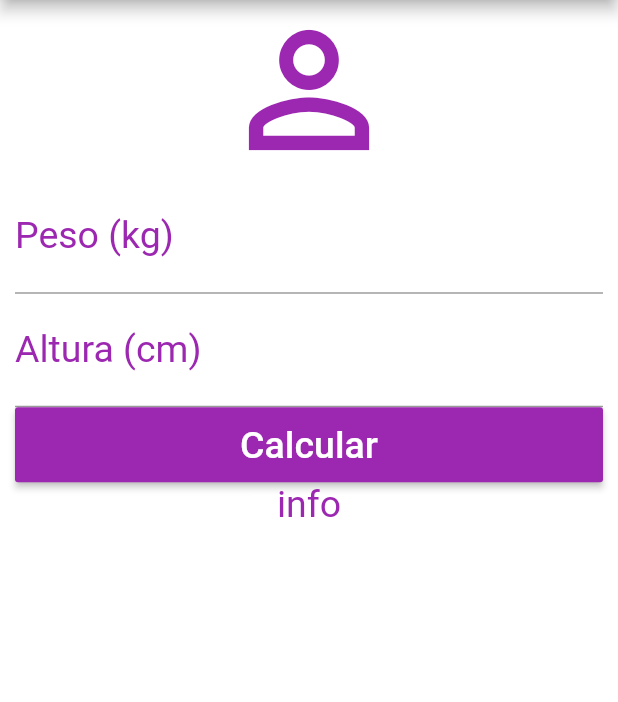
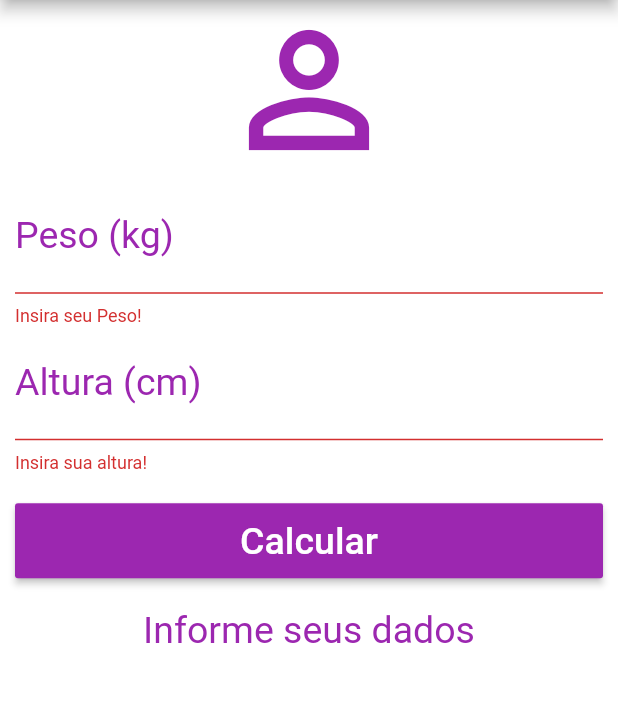
Before and after one commit to abnerfilipe/caculadora-imc-flutter, a Flutter app: the screen it shows after launch, after a tap on "Calcular", on a phone screen of 412 x 824 dp, the part 84-786 px from its top. Run offline on Flutter 3.47's test engine with Material 2 defaults, Android fonts, the phone set to English and light mode, and no system bars.

Commit message:
Adicionar a avalidacao, calculo do imc com classificacao e correcao de bugs

```diff
--- a/lib/main.dart
+++ b/lib/main.dart
@@ -12,6 +12,41 @@ class Home extends StatefulWidget {
 }
 
 class _HomeState extends State<Home> {
+  TextEditingController weightController = TextEditingController();
+  TextEditingController heightController = TextEditingController();
+  String _infoText = "Informe seus dados";
+  GlobalKey<FormState> _formKey = GlobalKey();
+
+  void _resetFields() {
+    // setState(() {
+      weightController.text = "";
+      heightController.text = "";
+      _infoText = "Informe seus dados";
+      _formKey = GlobalKey<FormState>();
+    // });
+  }
+
+  void _calcularIMC() {
+    // setState(() {
+      double weight = double.parse(weightController.text);
+      double height = double.parse(heightController.text) / 100;
+      double imc = weight / (height * height);
+      if(imc < 18.6){
+        _infoText = "Abaixo do Peso (${imc.toStringAsPrecision(4)})";
+      }else if(imc >= 18.6 && imc < 24.9){
+        _infoText = "Peso Ideal (${imc.toStringAsPrecision(4)})";
+      }else if(imc >= 24.9 && imc < 29.9){
+        _infoText = "Levemete acima do Peso (${imc.toStringAsPrecision(4)})";
+      }else if(imc >= 29.9 && imc < 34.9){
+        _infoText = "Obesidade Grau I (${imc.toStringAsPrecision(4)})";
+      }else if(imc >= 34.9 && imc < 39.9){
+        _infoText = "Obesidade Grau II (${imc.toStringAsPrecision(4)})";
+      }else if(imc >= 40){
+        _infoText = "Obesidade Grau III (${imc.toStringAsPrecision(4)})";
+      }
+    // });
+  }
+
   @override
   Widget build(BuildContext context) {
     return Scaffold(
@@ -22,13 +57,19 @@ class _HomeState extends State<Home> {
         actions: [
           IconButton(
             icon: Icon(Icons.refresh),
-            onPressed: () {},
+            onPressed: () {
+              setState((){
+                _resetFields();
+              });
+            },
           ),
         ],
       ),
       backgroundColor: Colors.white,
       body: SingleChildScrollView(
         padding: EdgeInsets.fromLTRB(10.0, 0.0, 10.0, 0.0),
+        child: Form(
+          key: _formKey,
           child: Column(
             crossAxisAlignment: CrossAxisAlignment.stretch,
             children: [
@@ -37,7 +78,7 @@ class _HomeState extends State<Home> {
                 size: 120,
                 color: Colors.purple,
               ),
-            TextField(
+              TextFormField(
                 keyboardType: TextInputType.number,
                 decoration: InputDecoration(
                     labelText: "Peso (kg)",
@@ -49,8 +90,14 @@ class _HomeState extends State<Home> {
                   color: Colors.purple,
                   fontSize: 25.0,
                 ),
+                controller: weightController,
+                validator: (value){
+                  if(value.isEmpty){
+                    return "Insira seu Peso!";
+                  }
+                },
               ),
-            TextField(
+              TextFormField(
                 keyboardType: TextInputType.number,
                 decoration: InputDecoration(
                     labelText: "Altura (cm)",
@@ -62,11 +109,25 @@ class _HomeState extends State<Home> {
                   color: Colors.purple,
                   fontSize: 25.0,
                 ),
+                controller: heightController,
+                validator: (value){
+                  if(value.isEmpty){
+                    return "Insira sua altura!";
+                  };
+                },
               ),
-            Container(
+              Padding(
+                padding: const EdgeInsets.only(top: 20.0, bottom: 20.0),
+                child: Container(
                   height: 50.0,
                   child: RaisedButton(
-                onPressed: () {},
+                    onPressed: () {
+                      if(_formKey.currentState.validate()){
+                        setState((){
+                          _calcularIMC();
+                        });
+                      }
+                    },
                     child: Text(
                       "Calcular",
                       style: TextStyle(
@@ -77,8 +138,9 @@ class _HomeState extends State<Home> {
                     color: Colors.purple,
                   ),
                 ),
+              ),
               Text(
-              "info",
+                _infoText,
                 textAlign: TextAlign.center,
                 style: TextStyle(
                   color: Colors.purple,
@@ -88,6 +150,7 @@ class _HomeState extends State<Home> {
             ],
           ),
         ),
+      ),
     );
   }
 }
```
Lines whose indentation alone changed are shown as unchanged.
